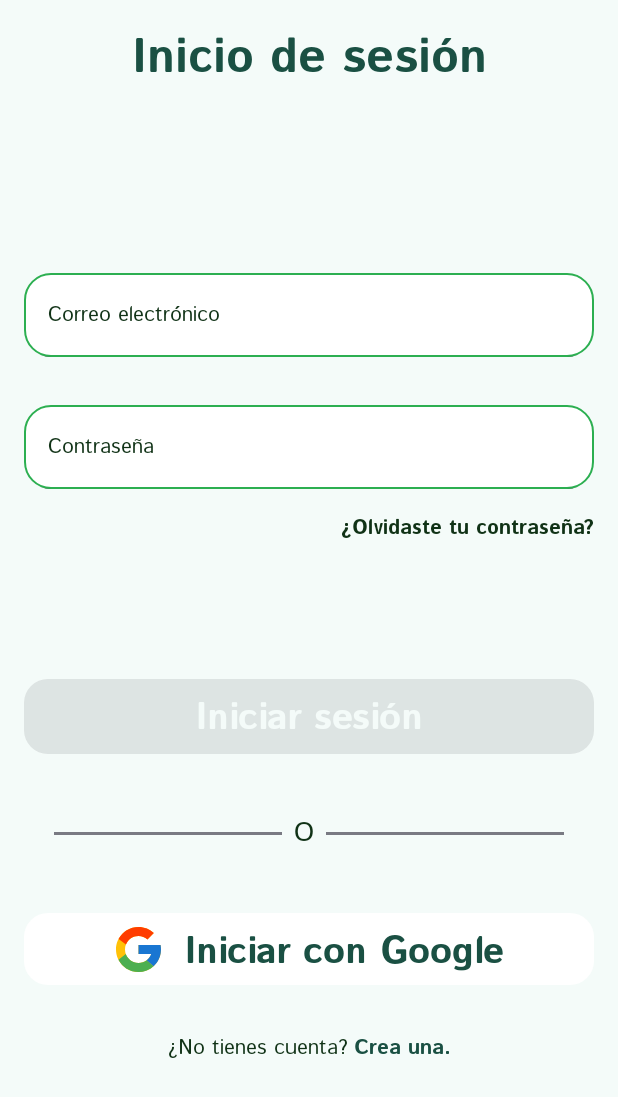
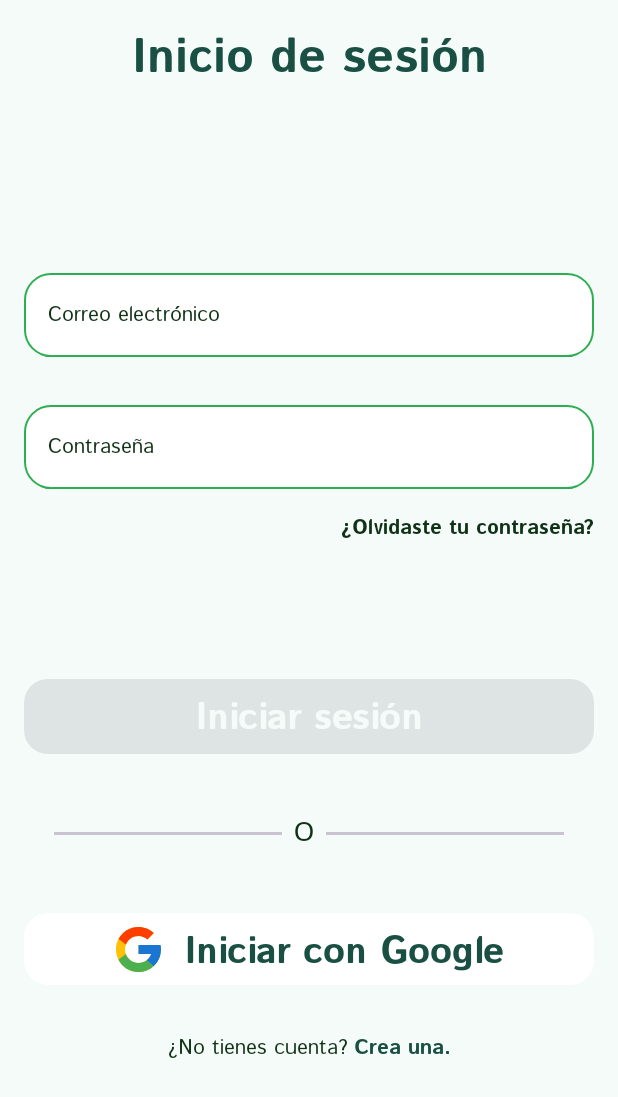
Before and after one commit to milianz/ProyectoPDM, an Android app built with Jetpack Compose: the screen it shows after launch (MainActivity), on a phone screen of 412 x 824 dp. Shown: the top 1097 px of the screen. Run offline under Robolectric (Android 15) with nearby library versions, the phone set to English and light mode, and no system bars.

```diff
--- a/InmoMarket/app/build.gradle.kts
+++ b/InmoMarket/app/build.gradle.kts
@@ -63,6 +63,7 @@ dependencies {
     implementation(libs.androidx.runtime.livedata)
     implementation ("com.squareup.retrofit2:retrofit:2.11.0")
     implementation ("com.squareup.retrofit2:converter-gson:2.11.0")
+    implementation("androidx.navigation:navigation-compose:2.7.7")
     testImplementation(libs.junit)
     androidTestImplementation(libs.androidx.junit)
     androidTestImplementation(libs.androidx.espresso.core)
--- a/InmoMarket/app/src/main/java/com/hnrylvo/inmomarket/MainActivity.kt
+++ b/InmoMarket/app/src/main/java/com/hnrylvo/inmomarket/MainActivity.kt
@@ -4,16 +4,10 @@ import android.os.Bundle
 import androidx.activity.ComponentActivity
 import androidx.activity.compose.setContent
 import androidx.activity.enableEdgeToEdge
-import androidx.compose.foundation.layout.fillMaxSize
-import androidx.compose.foundation.layout.padding
-import androidx.compose.material3.Scaffold
-import androidx.compose.material3.Text
 import androidx.compose.runtime.Composable
-import androidx.compose.ui.Modifier
 import androidx.compose.ui.tooling.preview.Preview
+import com.hnrylvo.inmomarket.navigation.AppNavigation
 import com.hnrylvo.inmomarket.ui.theme.InmoMarketTheme
-import com.hnrylvo.inmomarket.ux.login.LoginScreen
-import com.hnrylvo.inmomarket.ux.login.LoginViewModel
 
 class MainActivity : ComponentActivity() {
     override fun onCreate(savedInstanceState: Bundle?) {
@@ -21,8 +15,14 @@ class MainActivity : ComponentActivity() {
         enableEdgeToEdge()
         setContent {
             InmoMarketTheme {
-                LoginScreen(LoginViewModel())
+                AppNavigation()
             }
         }
     }
 }
+
+@Composable
+@Preview
+fun AppPreview() {
+    AppNavigation()
+}
--- /dev/null
+++ b/InmoMarket/app/src/main/java/com/hnrylvo/inmomarket/navigation/AppNavigation.kt
@@ -0,0 +1,23 @@
+package com.hnrylvo.inmomarket.navigation
+
+import androidx.compose.runtime.Composable
+import androidx.navigation.compose.NavHost
+import androidx.navigation.compose.composable
+import androidx.navigation.compose.rememberNavController
+import com.hnrylvo.inmomarket.ux.login.LoginRoute
+import com.hnrylvo.inmomarket.ux.login.LoginScreen
+import com.hnrylvo.inmomarket.ux.register.RegisterRoute
+import com.hnrylvo.inmomarket.ux.register.RegisterScreen
+
+@Composable
+fun AppNavigation() {
+    val navController = rememberNavController()
+    NavHost(navController, startDestination = AppScreens.Login.route) {
+        composable(LoginRoute.route) {
+            LoginScreen(navController)
+        }
+        composable(RegisterRoute.route) {
+            RegisterScreen(navController)
+        }
+    }
+}
--- /dev/null
+++ b/InmoMarket/app/src/main/java/com/hnrylvo/inmomarket/navigation/AppScreens.kt
@@ -0,0 +1,6 @@
+package com.hnrylvo.inmomarket.navigation
+
+sealed class AppScreens(val route: String) {
+    object Login : AppScreens("login")
+    object Register : AppScreens("register")
+}
--- a/InmoMarket/app/src/main/java/com/hnrylvo/inmomarket/ui/theme/Theme.kt
+++ b/InmoMarket/app/src/main/java/com/hnrylvo/inmomarket/ui/theme/Theme.kt
@@ -35,23 +35,23 @@ private val LightColorScheme = lightColorScheme(
 
 @Composable
 fun InmoMarketTheme(
-    darkTheme: Boolean = isSystemInDarkTheme(),
+    //darkTheme: Boolean = isSystemInDarkTheme(),
     // Dynamic color is available on Android 12+
     dynamicColor: Boolean = true,
     content: @Composable () -> Unit
 ) {
-    val colorScheme = when {
-        dynamicColor && Build.VERSION.SDK_INT >= Build.VERSION_CODES.S -> {
-            val context = LocalContext.current
-            if (darkTheme) dynamicDarkColorScheme(context) else dynamicLightColorScheme(context)
-        }
-
-        darkTheme -> DarkColorScheme
-        else -> LightColorScheme
-    }
+//    val colorScheme = when {
+//        dynamicColor && Build.VERSION.SDK_INT >= Build.VERSION_CODES.S -> {
+//            val context = LocalContext.current
+//            if (darkTheme) dynamicDarkColorScheme(context) else dynamicLightColorScheme(context)
+//        }
+//
+//        darkTheme -> DarkColorScheme
+//        else -> LightColorScheme
+//    }
 
     MaterialTheme(
-        colorScheme = colorScheme,
+        //colorScheme = colorScheme,
         typography = MyTypography,
         content = content
     )
--- /dev/null
+++ b/InmoMarket/app/src/main/java/com/hnrylvo/inmomarket/ux/login/LoginRoute.kt
@@ -0,0 +1,5 @@
+package com.hnrylvo.inmomarket.ux.login
+
+object LoginRoute {
+    val route = "login"
+}
--- a/InmoMarket/app/src/main/java/com/hnrylvo/inmomarket/ux/login/LoginScreen.kt
+++ b/InmoMarket/app/src/main/java/com/hnrylvo/inmomarket/ux/login/LoginScreen.kt
@@ -1,6 +1,7 @@
 package com.hnrylvo.inmomarket.ux.login
 
 import androidx.compose.foundation.Image
+import androidx.compose.foundation.clickable
 import androidx.compose.foundation.layout.Arrangement
 import androidx.compose.foundation.layout.Column
 import androidx.compose.foundation.layout.Row
@@ -17,11 +18,13 @@ import androidx.compose.runtime.collectAsState
 import androidx.compose.runtime.getValue
 import androidx.compose.ui.Alignment
 import androidx.compose.ui.Modifier
+import androidx.compose.ui.platform.LocalContext
 import androidx.compose.ui.res.painterResource
 import androidx.compose.ui.res.stringResource
 import androidx.compose.ui.text.input.KeyboardType
 import androidx.compose.ui.tooling.preview.Preview
 import androidx.compose.ui.unit.dp
+import androidx.navigation.NavController
 import com.hnrylvo.inmomarket.R
 import com.hnrylvo.inmomarket.ui.compose.buttons.PrimaryButton
 import com.hnrylvo.inmomarket.ui.compose.containers.AppScaffold
@@ -32,16 +35,18 @@ import com.hnrylvo.inmomarket.ui.theme.MyTypography
 import com.hnrylvo.inmomarket.ui.theme.PrimaryGreen
 import com.hnrylvo.inmomarket.ui.theme.SecondaryGreen
 import com.hnrylvo.inmomarket.ui.theme.White
+import com.hnrylvo.inmomarket.ux.register.RegisterRoute
 
 @Composable
-fun LoginScreen(viewModel: LoginViewModel) {
+fun LoginScreen(navController: NavController) {
+    val viewModel = LoginViewModel()
     AppScaffold {
-        Login(viewModel)
+        Login(viewModel, navController)
     }
 }
 
 @Composable
-fun Login(viewModel: LoginViewModel) {
+fun Login(viewModel: LoginViewModel, navController: NavController) {
 
     val email by viewModel.email.collectAsState()
     val password by viewModel.password.collectAsState()
@@ -65,12 +70,12 @@ fun Login(viewModel: LoginViewModel) {
         Spacer(modifier = Modifier.padding(16.dp))
         GoogleButton()
         Spacer(modifier = Modifier.padding(16.dp))
-        DontHaveAccount(Modifier.align(Alignment.CenterHorizontally))
+        DontHaveAccount(Modifier.align(Alignment.CenterHorizontally), navController)
     }
 }
 
 @Composable
-fun DontHaveAccount(modifier: Modifier) {
+fun DontHaveAccount(modifier: Modifier, navController: NavController) {
     Row(modifier = modifier){
         Text(
             text = stringResource(id = R.string.login_dont_have_account),
@@ -79,6 +84,9 @@ fun DontHaveAccount(modifier: Modifier) {
         )
         Spacer(modifier = Modifier.padding(2.dp))
         Text(
+            modifier = Modifier.clickable {
+                navController.navigate(route = RegisterRoute.route)
+            },
             text = stringResource(id = R.string.login_create_account),
             style = MyTypography.titleSmall,
             color = PrimaryGreen
@@ -180,5 +188,5 @@ fun Header(modifier: Modifier) {
 @Composable
 @Preview(showSystemUi = true)
 fun LoginScreenPreview() {
-    LoginScreen(viewModel = LoginViewModel())
+    LoginScreen(navController = NavController(LocalContext.current))
 }
--- /dev/null
+++ b/InmoMarket/app/src/main/java/com/hnrylvo/inmomarket/ux/register/RegisterRoute.kt
@@ -0,0 +1,5 @@
+package com.hnrylvo.inmomarket.ux.register
+
+object RegisterRoute {
+    val route = "register"
+}
```
Also changed, not shown: InmoMarket/app/src/main/java/com/hnrylvo/inmomarket/ux/register/RegisterScreen.kt (+20 -9 lines).
